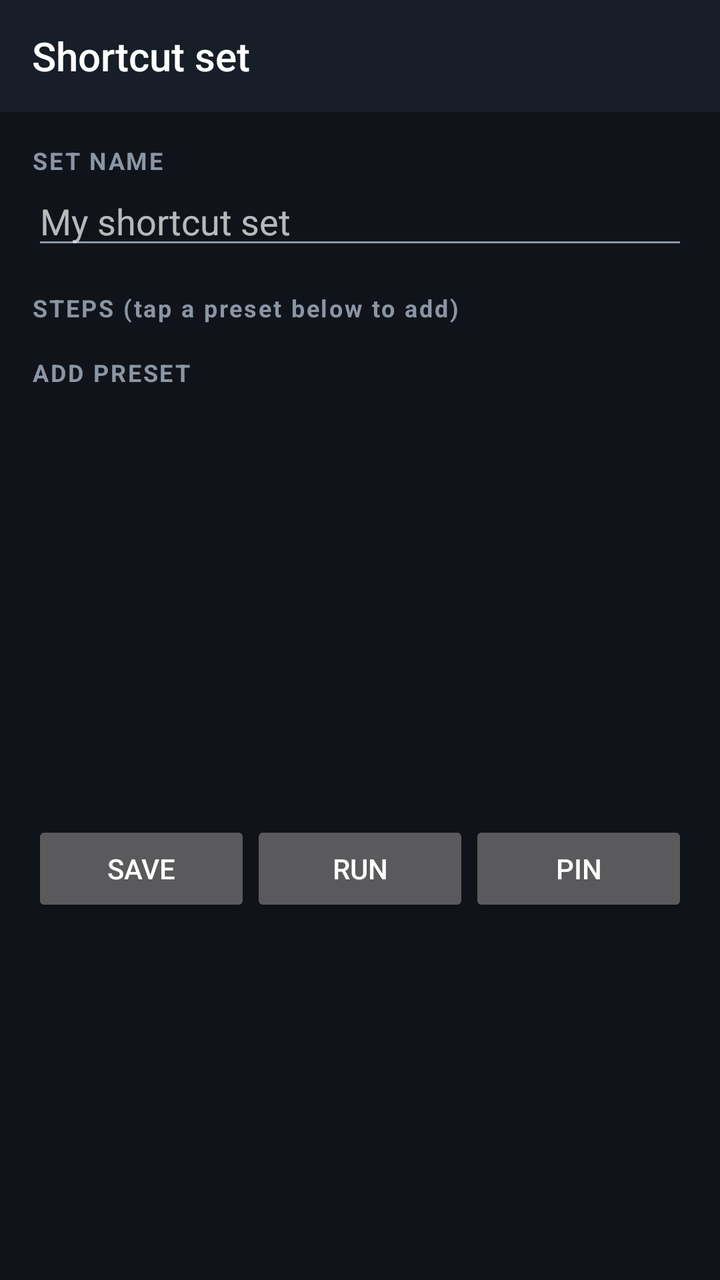
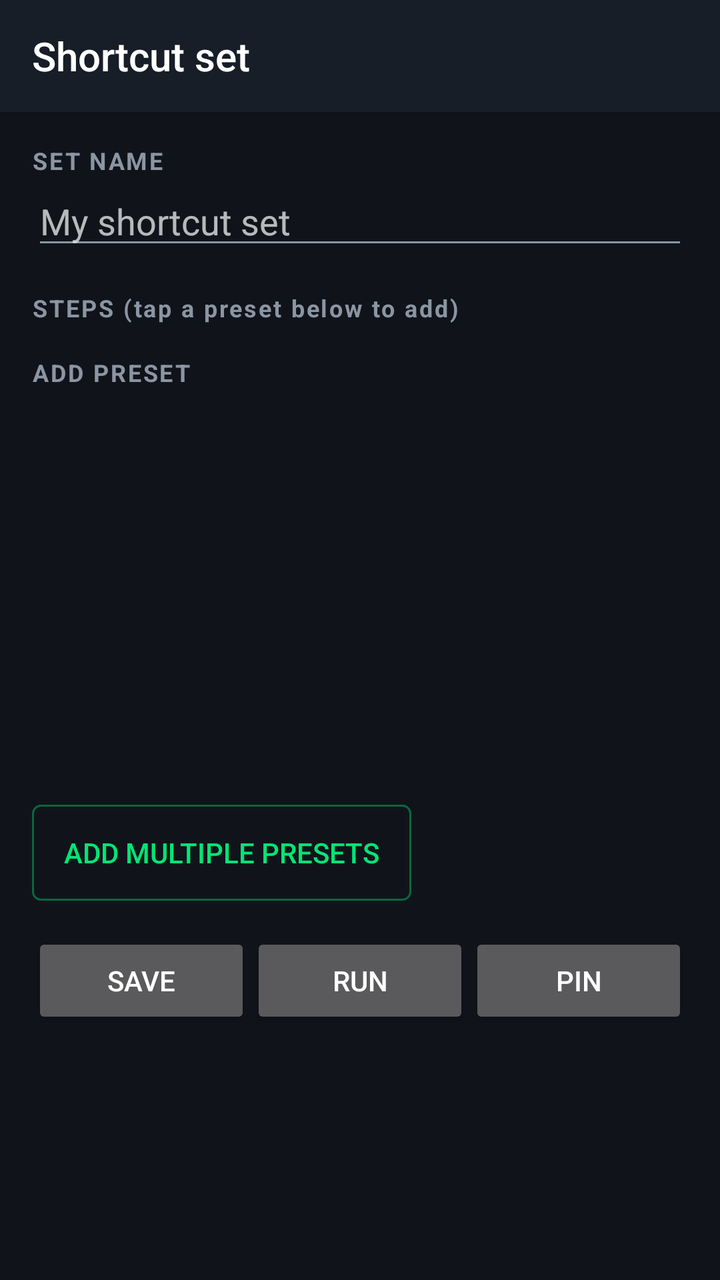

An Android layout rendered at two revisions. The XML below is the earlier revision; the diff shows what the commit changed to produce the second picture.
<!-- AndroidManifest.xml: application theme AppTheme -->
<!-- res/layout/activity_shortcut_editor.xml -->
<?xml version="1.0" encoding="utf-8"?>
<LinearLayout xmlns:android="http://schemas.android.com/apk/res/android"
    android:layout_width="match_parent"
    android:layout_height="match_parent"
    android:background="@color/bg"
    android:orientation="vertical">

    <android.widget.Toolbar
        android:id="@+id/toolbar"
        android:layout_width="match_parent"
        android:layout_height="?android:attr/actionBarSize"
        android:background="@color/primary"
        android:elevation="4dp"
        android:title="Shortcut set" />

    <ScrollView
        android:layout_width="match_parent"
        android:layout_height="0dp"
        android:layout_weight="1"
        android:background="@color/bg">

    <LinearLayout
        android:layout_width="match_parent"
        android:layout_height="wrap_content"
        android:orientation="vertical"
        android:padding="16dp">

        <TextView
            style="@style/SectionLabel"
            android:layout_width="wrap_content"
            android:layout_height="wrap_content"
            android:text="SET NAME" />

        <EditText
            android:id="@+id/edtName"
            android:layout_width="match_parent"
            android:layout_height="wrap_content"
            android:hint="My shortcut set"
            android:textColor="@color/text_primary" />

        <TextView
            style="@style/SectionLabel"
            android:layout_width="wrap_content"
            android:layout_height="wrap_content"
            android:layout_marginTop="16dp"
            android:text="STEPS (tap a preset below to add)" />

        <LinearLayout
            android:id="@+id/stepsContainer"
            android:layout_width="match_parent"
            android:layout_height="wrap_content"
            android:orientation="vertical" />

        <TextView
            style="@style/SectionLabel"
            android:layout_width="wrap_content"
            android:layout_height="wrap_content"
            android:layout_marginTop="16dp"
            android:text="ADD PRESET" />

        <ListView
            android:id="@+id/presetList"
            android:layout_width="match_parent"
            android:layout_height="200dp" />

        <LinearLayout
            android:layout_width="match_parent"
            android:layout_height="wrap_content"
            android:layout_marginTop="16dp"
            android:orientation="horizontal">

            <Button
                android:id="@+id/btnSave"
                android:layout_width="0dp"
                android:layout_height="wrap_content"
                android:layout_weight="1"
                android:text="Save" />

            <Button
                android:id="@+id/btnRun"
                android:layout_width="0dp"
                android:layout_height="wrap_content"
                android:layout_weight="1"
                android:text="Run" />

            <Button
                android:id="@+id/btnPin"
                android:layout_width="0dp"
                android:layout_height="wrap_content"
                android:layout_weight="1"
                android:text="Pin" />
        </LinearLayout>
    </LinearLayout>
</ScrollView>
</LinearLayout>
<!-- resources referenced by this layout -->
<resources>
  <color name="bg">#10141A</color>
  <color name="primary">#171E28</color>
  <color name="text_primary">#ECEFF4</color>
  <style name="SectionLabel">
          <item name="android:textSize">12sp</item>
          <item name="android:textColor">@color/text_secondary</item>
          <item name="android:letterSpacing">0.08</item>
          <item name="android:textStyle">bold</item>
      </style>
  <style name="AppTheme" parent="Base.AppTheme" />
  <color name="text_secondary">#8B95A3</color>
  <style name="Base.AppTheme" parent="android:Theme.Material.NoActionBar">
          <item name="android:colorPrimary">@color/primary</item>
          <item name="android:colorPrimaryDark">@color/primary_dark</item>
          <item name="android:colorAccent">@color/accent</item>
          <item name="android:windowBackground">@color/bg</item>
          <item name="android:colorControlActivated">@color/accent</item>
          <item name="android:colorControlNormal">@color/text_secondary</item>
          <item name="android:colorControlHighlight">@color/control_highlight</item>
          <item name="android:statusBarColor">@color/primary_dark</item>
          <item name="android:navigationBarColor">@color/primary_dark</item>
          <item name="android:alertDialogTheme">@style/AppDialog</item>
      </style>
  <color name="primary_dark">#0B0F14</color>
  <color name="accent">#00E676</color>
  <color name="control_highlight">#26FFFFFF</color>
  <style name="AppDialog" parent="android:Theme.Material.Dialog.Alert">
          <item name="android:colorAccent">@color/accent</item>
      </style>
</resources>

<!-- the commit's change to res/layout/activity_shortcut_editor.xml (unified diff, before → after) -->
@@ -63,6 +63,20 @@
             android:layout_width="match_parent"
             android:layout_height="200dp" />
 
+        <Button
+            android:id="@+id/btnBulkAdd"
+            android:layout_width="wrap_content"
+            android:layout_height="wrap_content"
+            android:layout_marginTop="8dp"
+            android:background="@drawable/btn_outline"
+            android:paddingStart="16dp"
+            android:paddingEnd="16dp"
+            android:paddingTop="8dp"
+            android:paddingBottom="8dp"
+            android:text="Add multiple presets"
+            android:textColor="@color/accent"
+            android:textSize="14sp" />
+
         <LinearLayout
             android:layout_width="match_parent"
             android:layout_height="wrap_content"
<!-- resource entries referenced after the edit -->
@@ -3,6 +3,20 @@
   <color name="bg">#10141A</color>
   <color name="primary">#171E28</color>
   <color name="text_primary">#ECEFF4</color>
+  <!-- drawable btn_outline (drawable) -->
+  <?xml version="1.0" encoding="utf-8"?>
+  <ripple xmlns:android="http://schemas.android.com/apk/res/android"
+      android:color="#3300E676">
+      <item>
+          <shape android:shape="rectangle">
+              <solid android:color="@android:color/transparent" />
+              <stroke
+                  android:width="1dp"
+                  android:color="@color/accent_40" />
+              <corners android:radius="4dp" />
+          </shape>
+      </item>
+  </ripple>
   <style name="SectionLabel">
           <item name="android:textSize">12sp</item>
           <item name="android:textColor">@color/text_secondary</item>
@@ -10,6 +24,7 @@
           <item name="android:textStyle">bold</item>
       </style>
   <style name="AppTheme" parent="Base.AppTheme" />
+  <color name="accent_40">#6600E676</color>
   <color name="text_secondary">#8B95A3</color>
   <style name="Base.AppTheme" parent="android:Theme.Material.NoActionBar">
           <item name="android:colorPrimary">@color/primary</item>
